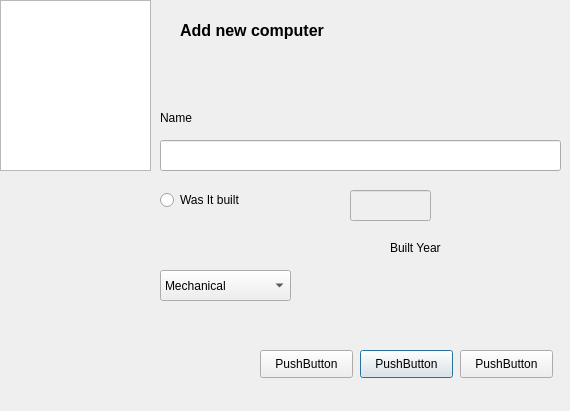
Before: the Qt Designer form addcomputerdialog.ui in gudmundurb/H22, drawn with Qt 5.
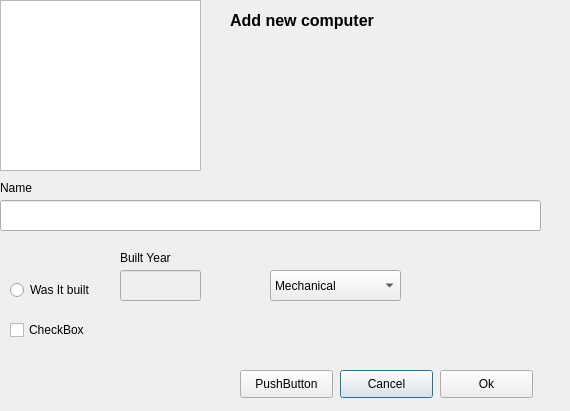
After: the same form once the commit is applied.

Commit message: label conventions

The edit to the form file:
```diff
--- a/addcomputerdialog.ui
+++ b/addcomputerdialog.ui
@@ -16,9 +16,9 @@
   <widget class="QLineEdit" name="lineEdit">
    <property name="geometry">
     <rect>
-     <x>160</x>
-     <y>140</y>
-     <width>401</width>
+     <x>0</x>
+     <y>200</y>
+     <width>541</width>
      <height>31</height>
     </rect>
    </property>
@@ -26,8 +26,8 @@
   <widget class="QLabel" name="label">
    <property name="geometry">
     <rect>
-     <x>160</x>
-     <y>110</y>
+     <x>0</x>
+     <y>180</y>
      <width>53</width>
      <height>16</height>
     </rect>
@@ -39,8 +39,8 @@
   <widget class="QLabel" name="label_2">
    <property name="geometry">
     <rect>
-     <x>390</x>
-     <y>240</y>
+     <x>120</x>
+     <y>250</y>
      <width>53</width>
      <height>16</height>
     </rect>
@@ -54,7 +54,7 @@
     <rect>
      <x>0</x>
      <y>0</y>
-     <width>151</width>
+     <width>201</width>
      <height>171</height>
     </rect>
    </property>
@@ -65,8 +65,8 @@
    </property>
    <property name="geometry">
     <rect>
-     <x>350</x>
-     <y>190</y>
+     <x>120</x>
+     <y>270</y>
      <width>81</width>
      <height>31</height>
     </rect>
@@ -75,7 +75,7 @@
   <widget class="QComboBox" name="comboBox">
    <property name="geometry">
     <rect>
-     <x>160</x>
+     <x>270</x>
      <y>270</y>
      <width>131</width>
      <height>31</height>
@@ -110,21 +110,21 @@
   <widget class="QPushButton" name="pushButton_2">
    <property name="geometry">
     <rect>
-     <x>360</x>
-     <y>350</y>
+     <x>340</x>
+     <y>370</y>
      <width>93</width>
      <height>28</height>
     </rect>
    </property>
    <property name="text">
-    <string>PushButton</string>
+    <string>Cancel</string>
    </property>
   </widget>
   <widget class="QPushButton" name="pushButton_3">
    <property name="geometry">
     <rect>
-     <x>260</x>
-     <y>350</y>
+     <x>240</x>
+     <y>370</y>
      <width>93</width>
      <height>28</height>
     </rect>
@@ -136,21 +136,21 @@
   <widget class="QPushButton" name="pushButton">
    <property name="geometry">
     <rect>
-     <x>460</x>
-     <y>350</y>
+     <x>440</x>
+     <y>370</y>
      <width>93</width>
      <height>28</height>
     </rect>
    </property>
    <property name="text">
-    <string>PushButton</string>
+    <string>Ok</string>
    </property>
   </widget>
   <widget class="QRadioButton" name="radioButton">
    <property name="geometry">
     <rect>
-     <x>160</x>
-     <y>190</y>
+     <x>10</x>
+     <y>280</y>
      <width>95</width>
      <height>20</height>
     </rect>
@@ -162,8 +162,8 @@
   <widget class="QLabel" name="label_3">
    <property name="geometry">
     <rect>
-     <x>180</x>
-     <y>10</y>
+     <x>230</x>
+     <y>0</y>
      <width>231</width>
      <height>41</height>
     </rect>
@@ -172,6 +172,19 @@
     <string>&lt;html&gt;&lt;head/&gt;&lt;body&gt;&lt;p&gt;&lt;span style=&quot; font-size:12pt; font-weight:600;&quot;&gt;Add new computer&lt;/span&gt;&lt;/p&gt;&lt;/body&gt;&lt;/html&gt;</string>
    </property>
   </widget>
+  <widget class="QCheckBox" name="checkBox">
+   <property name="geometry">
+    <rect>
+     <x>10</x>
+     <y>320</y>
+     <width>81</width>
+     <height>20</height>
+    </rect>
+   </property>
+   <property name="text">
+    <string>CheckBox</string>
+   </property>
+  </widget>
  </widget>
  <resources/>
  <connections/>
```
Left out of the diff: 18 changed lines with no effect on the pictures.
